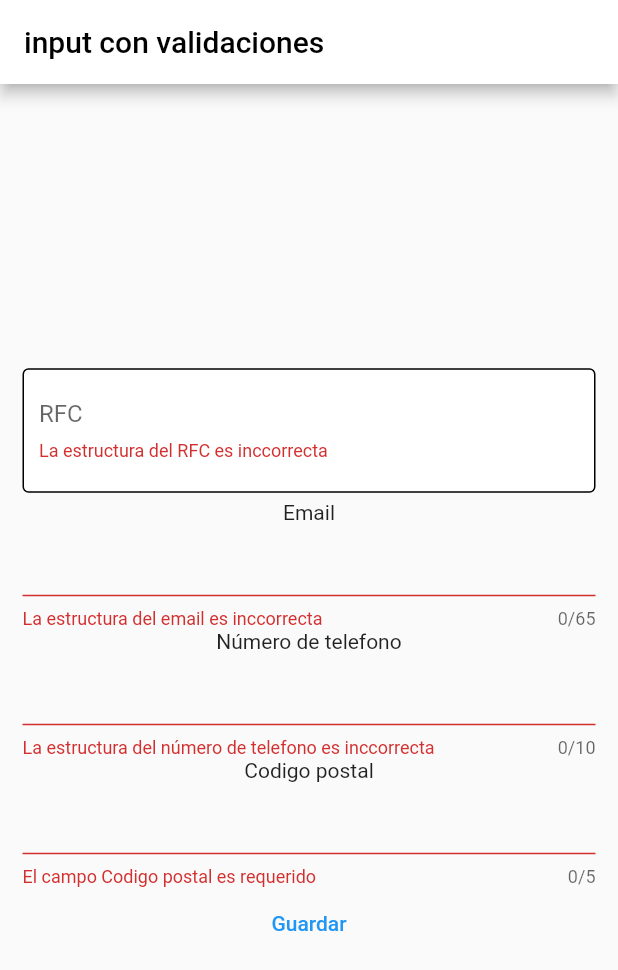
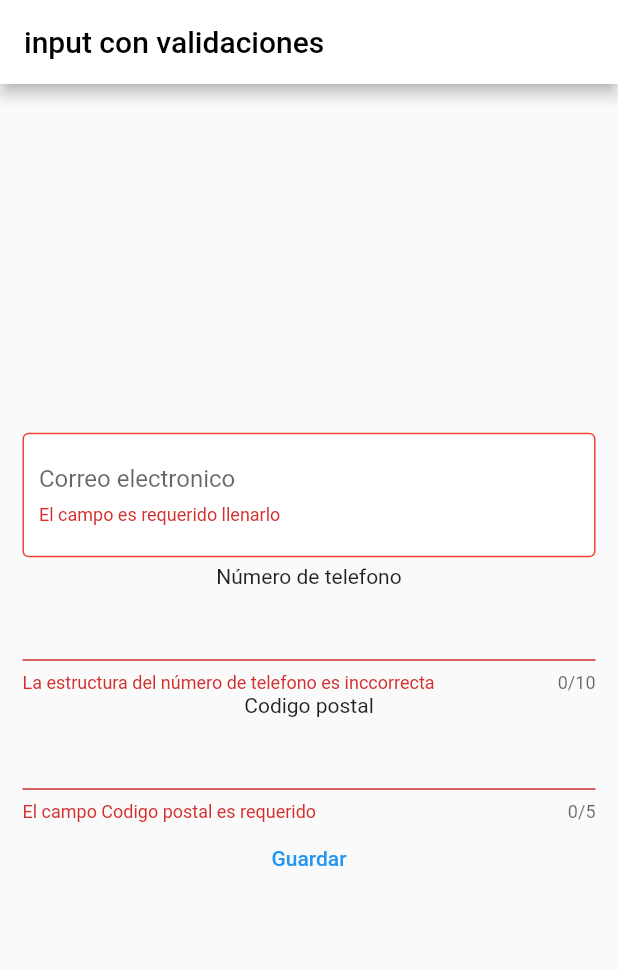
Before and after one commit to DavidEMV1622/app_bidi_login, a Flutter app: the screen it shows after launch, after a tap on "Guardar", on a phone screen of 412 x 824 dp. Shown: the top 970 px of the screen. Run offline on Flutter 3.47's test engine with Material 2 defaults, Android fonts, the phone set to English and light mode, and no system bars.

Commit message:
traer cambios del validate

```diff
--- a/lib/src/assets/input.dart
+++ b/lib/src/assets/input.dart
@@ -411,23 +411,22 @@ Widget inputCode(String texto, FocusNode nombreFocus, final nombreController, Fo
 // ---- Clase para un input general con validación ----
 class InputTextValidations extends StatefulWidget {
 
-  final String textoInput;
+  final String textoInput; // // texto del input
 
-  final inputType;
+  final inputType; // tipo de teclado a mostrar
 
-  String text; // texto del input
   TextEditingController controller; // controlar cada input
   ValidateText? validateText; // Tipo de validacion a utilizar
-  bool? isEmptyInput; // Esta vacio el input o no
 
-
-  InputTextValidations({required this.textoInput, required this.inputType, required this.text, required this.controller, this.validateText, this.isEmptyInput=false});
+  InputTextValidations({required this.textoInput, required this.inputType, required this.controller, this.validateText});
 
   @override
   _InputTextValidationsState createState() => _InputTextValidationsState();
 }
 
 class _InputTextValidationsState extends State<InputTextValidations> {
+  bool hasError = false; // Variable de estado para indicar si hay un error en el formulario
+
 
   @override
   Widget build(BuildContext context) {
@@ -438,7 +437,8 @@ class _InputTextValidationsState extends State<InputTextValidations> {
         borderRadius: BorderRadius.circular(4.0), // Define los bordes redondeados
         // Define el grosor y color de borde
         border: Border.all(
-          color: CustomColors.colorNegro,
+          // Cambiar color del borde a rojo si es true
+          color: hasError ? Colors.red : CustomColors.colorNegro,
           width: 1.0,
         ),
       ),
@@ -450,13 +450,13 @@ class _InputTextValidationsState extends State<InputTextValidations> {
       child: TextFormField(
         decoration: InputDecoration.collapsed(/* Quita la linea que viene por
                                                 defecto en el input "InputDecoration.collapsed" */
-              hintText: widget.text, // Place holder en el input
+          hintText: widget.textoInput, // Place holder en el input
         ),
         controller: widget.controller, // maneja cada input a utilizar
         inputFormatters: [validateinputFormatters()], // Tipo de dato del input
         validator: (String? value) { /* Valida si la estructura del input es
                                         correcta */
-            return validateStructure(value); // retorna si la estructura esta bien escrita
+          return validateStructure(value!); // retorna si la estructura esta bien escrita
         },
       ),
 
@@ -514,26 +514,40 @@ class _InputTextValidationsState extends State<InputTextValidations> {
   // Funcion para manejar la estructura del contenido del input
   validateStructure(String? value) {
     // Condicion si el campo es o no requerido
-    if(widget.isEmptyInput! && value!.isEmpty) {
-      return "El campo $widget.text es requerido";
+    //if(widget.isEmptyInput! && value!.isEmpty) {
+    if(value!.length == 0) {
+      setState(() {
+        hasError = true; // Establecer hasError en true si el campo está vacío
+      });
+      return "El campo es requerido llenarlo";
     } else {
       // Uso de un switch
       switch(widget.validateText){
         case ValidateText.rfc:
-          return validateRFC(value!)? null : message("RFC");
+          return validateRFC(value)? null : message("RFC");
 
         case ValidateText.phoneNumber:
-          return validatePhoneNumber(value!)? null : message("número de telefono");
+          return validatePhoneNumber(value)? null : setState(() {
+            message("número de telefono");
+        hasError = true; // Establecer hasError en true si el campo está vacío
+      });
 
         case ValidateText.email:
-          return validateEmail(value!)? null : message("email");
+          return validateEmail(value)?
+          setState(() {
+            hasError = false; // Establecer hasError en false si el campo está aprobado
+          }) :
+          message("email");
+          // ignore: dead_code
+          setState(() {
+            hasError = true; // Establecer hasError en true si el campo no cumple con la estructura
+          });
 
         case ValidateText.zipCode:
-          return validateZipCode(value!)? null : message("codigo postal");
+          return validateZipCode(value)? null : message("codigo postal");
 
-        default: // si no se da ninguno de los casos, no se muestra un mensaje
+        default: // si no se da ninguno de los casos, no se muestra mensaje
           return null;
-
       }
     }
   }
--- a/lib/src/pages/inputValidate_page.dart
+++ b/lib/src/pages/inputValidate_page.dart
@@ -12,7 +12,7 @@ class InputValidatePage extends StatelessWidget {
   TextEditingController ctrlEmail = TextEditingController(); // Controlador del emaail
   TextEditingController ctrlZipCode = TextEditingController(); // Controlador del emaail
 
-  GlobalKey<FormState> keyForm = GlobalKey<FormState>(); /* Clave que se utiliza para identificar y controlar
+  GlobalKey<FormState> _keyForm = GlobalKey<FormState>(); /* Clave que se utiliza para identificar y controlar
                                                           el estado o validacion de un formulario  */
 
   @override
@@ -36,7 +36,7 @@ class InputValidatePage extends StatelessWidget {
           padding: EdgeInsets.all(15), // Separación entre todos los widgets y el borde del celular
 
           child: Form( // "Form" se va a trabajar con formularios
-            key: keyForm, // Define un formulario con una llave para controlarlo
+            key: _keyForm, // Define un formulario con una llave para controlarlo
             child: Column(
               // Se acomoda el contenido en columna
 
@@ -45,16 +45,15 @@ class InputValidatePage extends StatelessWidget {
 
               children: <Widget>[
 
-                // input de RFC
+                // input de email
                 InputTextValidations(
                   textoInput: "Correo electronico",
                   inputType: TextInputType.emailAddress,
-                  text: "RFC",
-                  controller: ctrlRFC,
-                  validateText: ValidateText.rfc,
+                  controller: ctrlEmail,
+                  validateText: ValidateText.email,
                 ),
                 // input del correo
-                TextFieldBase("Email", ctrlEmail, validateText: ValidateText.email,),
+                //TextFieldBase("Email", ctrlEmail, validateText: ValidateText.email,),
                 // input del numero de telefono
                 TextFieldBase("Número de telefono", ctrlPhoneNumber, validateText: ValidateText.phoneNumber,),
                 // input del numero de telefono
@@ -72,7 +71,7 @@ class InputValidatePage extends StatelessWidget {
 
   // funcion para saber si los inputs tienen correcto su contenido
   save() {
-    if(keyForm.currentState!.validate()){ // si esta correcto el contenido de cada input
+    if(_keyForm.currentState!.validate()){ // si esta correcto el contenido de cada input
 
     }
   }
```
Lines whose indentation alone changed are shown as unchanged.
